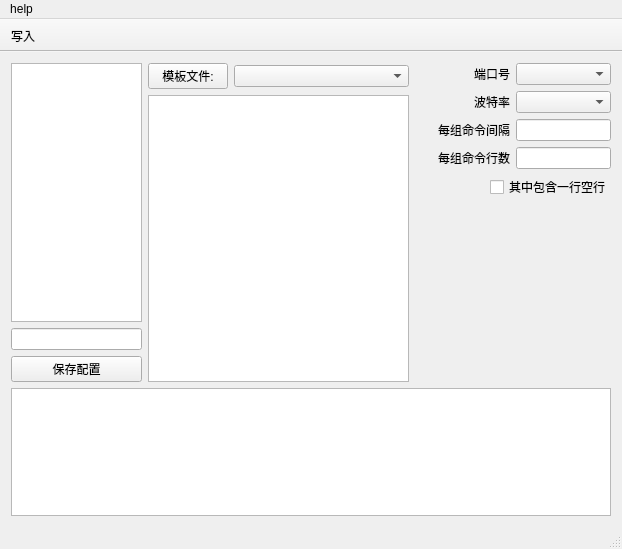
Old version of the form mainwindow.ui in the repository 0x8023/WSwitch.
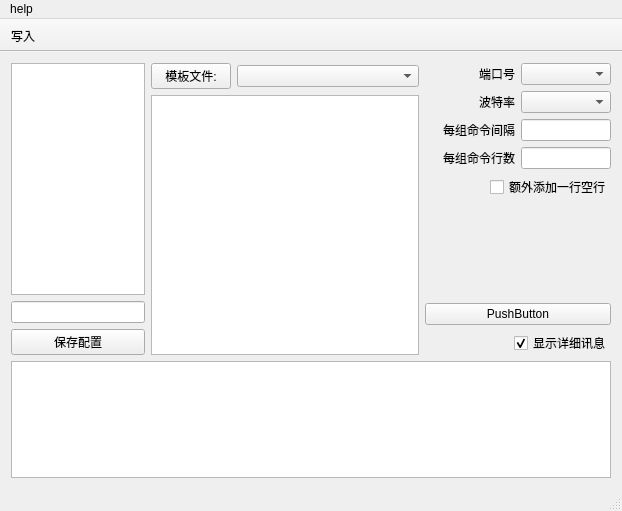
New version of the form.

Commit message: 主要功能完成, 还需添加进度条

What changed in the file:
```diff
--- a/mainwindow.ui
+++ b/mainwindow.ui
@@ -7,7 +7,7 @@
     <x>0</x>
     <y>0</y>
     <width>622</width>
-    <height>549</height>
+    <height>511</height>
    </rect>
   </property>
   <property name="windowTitle">
@@ -18,7 +18,7 @@
     <item row="0" column="0">
      <layout class="QVBoxLayout" name="verticalLayout_5" stretch="5,2">
       <item>
-       <layout class="QHBoxLayout" name="horizontalLayout_12" stretch="8,16,12">
+       <layout class="QHBoxLayout" name="horizontalLayout_12" stretch="8,16,0">
         <item>
          <layout class="QVBoxLayout" name="verticalLayout">
           <item>
@@ -260,7 +260,7 @@
               <item>
                <widget class="QCheckBox" name="checkBox_Blank">
                 <property name="text">
-                 <string>其中包含一行空行</string>
+                 <string>额外添加一行空行</string>
                 </property>
                </widget>
               </item>
@@ -281,12 +281,50 @@
             </property>
            </spacer>
           </item>
+          <item>
+           <widget class="QPushButton" name="pushButton">
+            <property name="text">
+             <string>PushButton</string>
+            </property>
+           </widget>
+          </item>
+          <item>
+           <layout class="QHBoxLayout" name="horizontalLayout_6" stretch="1,1">
+            <item>
+             <spacer name="horizontalSpacer">
+              <property name="orientation">
+               <enum>Qt::Horizontal</enum>
+              </property>
+              <property name="sizeHint" stdset="0">
+               <size>
+                <width>40</width>
+                <height>20</height>
+               </size>
+              </property>
+             </spacer>
+            </item>
+            <item>
+             <widget class="QCheckBox" name="checkBox_ShowLog">
+              <property name="text">
+               <string>显示详细讯息</string>
+              </property>
+              <property name="checked">
+               <bool>true</bool>
+              </property>
+             </widget>
+            </item>
+           </layout>
+          </item>
          </layout>
         </item>
        </layout>
       </item>
       <item>
-       <widget class="QTextEdit" name="textEdit_"/>
+       <widget class="QTextEdit" name="textEdit_Log">
+        <property name="enabled">
+         <bool>true</bool>
+        </property>
+       </widget>
       </item>
      </layout>
     </item>
```
The commit also changes 2 other files.
